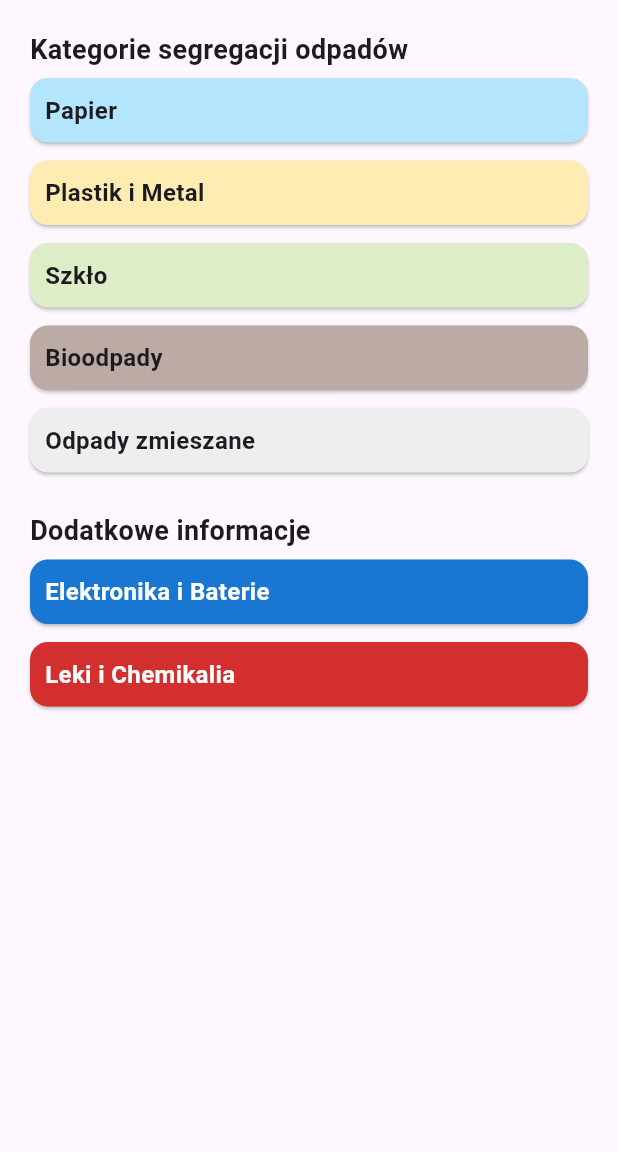
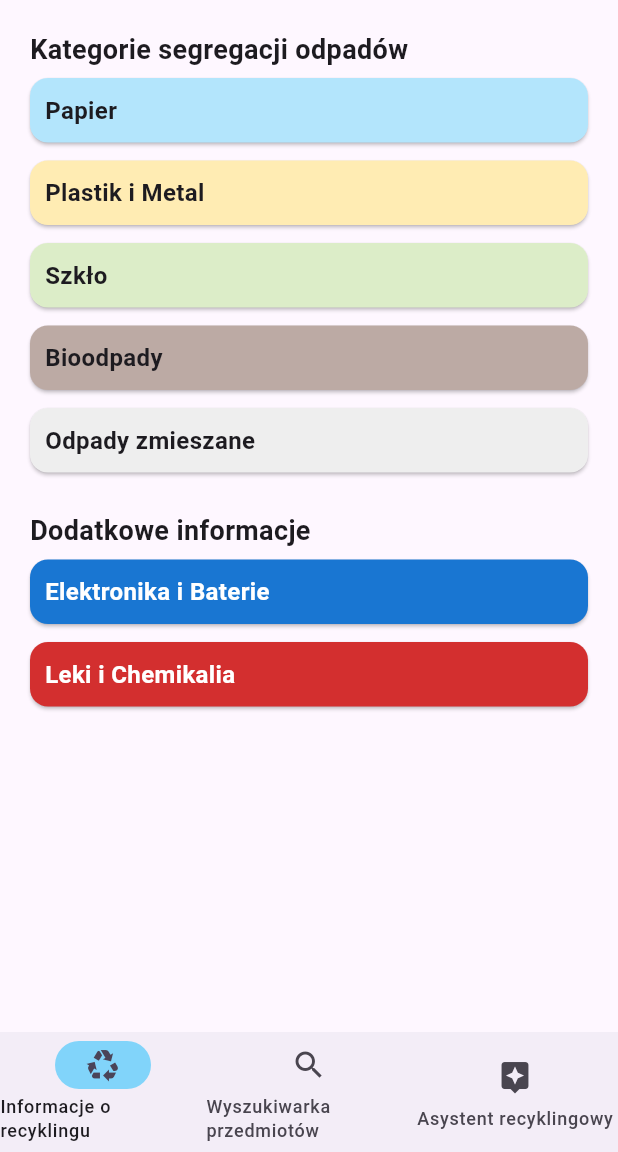
Before and after one commit to kubaplayer05/eco-sort, a Flutter app: the screen it shows after launch, on a phone screen of 412 x 824 dp, the part 84-1236 px from its top. Run offline on Flutter 3.47's test engine with Material 3 defaults, Android fonts, the phone set to English and light mode, and no system bars; our stand-ins replace flutter_riverpod, go_router, riverpod_annotation; generated files the repository leaves out were written again.

Commit message:
feat: add screens for recycling details for each category, bottom navigation, screen for listing products from rest api
- install riverpod
- create model and provider for products

```diff
--- a/client/analysis_options.yaml
+++ b/client/analysis_options.yaml
@@ -24,5 +24,9 @@ linter:
     # avoid_print: false  # Uncomment to disable the `avoid_print` rule
     # prefer_single_quotes: true  # Uncomment to enable the `prefer_single_quotes` rule
 
+
+analyzer:
+  plugins:
+    - custom_lint
 # Additional information about this file can be found at
 # https://dart.dev/guides/language/analysis-options
--- a/client/lib/main.dart
+++ b/client/lib/main.dart
@@ -1,8 +1,9 @@
-import 'package:client/screens/home.dart';
+import 'package:client/router.dart';
 import 'package:flutter/material.dart';
+import 'package:flutter_riverpod/flutter_riverpod.dart';
 
 void main() {
-  runApp(const MyApp());
+  runApp(const ProviderScope(child: MyApp()));
 }
 
 class MyApp extends StatelessWidget {
@@ -10,12 +11,9 @@ class MyApp extends StatelessWidget {
 
   @override
   Widget build(BuildContext context) {
-    return MaterialApp(
-        title: 'Flutter Demo',
-        theme: ThemeData(
-          colorScheme: ColorScheme.fromSeed(seedColor: Colors.deepPurple),
-          useMaterial3: true,
-        ),
-        home: const HomeScreen());
+    return MaterialApp.router(
+      title: 'Eco Sort',
+      routerConfig: router,
+    );
   }
 }
--- /dev/null
+++ b/client/lib/router.dart
@@ -0,0 +1,55 @@
+import 'package:client/screens/home.dart';
+import 'package:client/screens/recycling_categories/bio_details.dart';
+import 'package:client/screens/recycling_categories/glass_details.dart';
+import 'package:client/screens/recycling_categories/mixed_detailes.dart';
+import 'package:client/screens/recycling_categories/paper_details.dart';
+import 'package:client/screens/recycling_categories/plastic_details.dart';
+import 'package:client/screens/search.dart';
+import 'package:flutter/material.dart';
+import 'package:go_router/go_router.dart';
+
+GoRoute getTransitionGoRoute({
+  required String path,
+  required Widget Function(BuildContext, GoRouterState) pageBuilder,
+}) {
+  return GoRoute(
+    path: path,
+    pageBuilder: (context, state) => CustomTransitionPage<void>(
+      key: state.pageKey,
+      child: pageBuilder(context, state),
+      transitionDuration: const Duration(milliseconds: 150),
+      transitionsBuilder: (BuildContext context, Animation<double> animation,
+          Animation<double> secondaryAnimation, Widget child) {
+        return FadeTransition(
+          opacity: CurveTween(curve: Curves.easeInOut).animate(animation),
+          child: child,
+        );
+      },
+    ),
+  );
+}
+
+final router = GoRouter(routes: [
+  getTransitionGoRoute(
+      path: "/", pageBuilder: (context, state) => const HomeScreen()),
+  getTransitionGoRoute(
+      path: "/recycling-categories/paper",
+      pageBuilder: (context, state) => const PaperDetails()),
+  getTransitionGoRoute(
+      path: "/recycling-categories/plastic",
+      pageBuilder: (context, state) => const PlasticDetails()),
+  getTransitionGoRoute(
+      path: "/recycling-categories/glass",
+      pageBuilder: (context, state) => const GlassDetails()),
+  getTransitionGoRoute(
+      path: "/recycling-categories/bio",
+      pageBuilder: (context, state) => const BioDetails()),
+  getTransitionGoRoute(
+      path: "/recycling-categories/mixed",
+      pageBuilder: (context, state) => const MixedDetails()),
+  getTransitionGoRoute(
+      path: "/recycling-categories",
+      pageBuilder: (context, state) => const Placeholder()),
+  getTransitionGoRoute(
+      path: "/search", pageBuilder: (context, state) => const SearchScreen())
+]);
--- a/client/lib/screens/home.dart
+++ b/client/lib/screens/home.dart
@@ -1,6 +1,8 @@
 import 'package:client/widgets/recycle_category_card.dart';
 import 'package:client/widgets/shared_app_bar.dart';
+import 'package:client/widgets/shared_bottom_navbar.dart';
 import 'package:flutter/material.dart';
+import 'package:go_router/go_router.dart';
 
 class HomeScreen extends StatelessWidget {
   const HomeScreen({super.key});
@@ -9,6 +11,7 @@ class HomeScreen extends StatelessWidget {
   Widget build(BuildContext context) {
     return Scaffold(
       appBar: const SharedAppBar(),
+      bottomNavigationBar: const SharedBottomNavbar(),
       body: Padding(
         padding: const EdgeInsets.all(20.0),
         child: Column(
@@ -17,23 +20,55 @@ class HomeScreen extends StatelessWidget {
             const Text("Kategorie segregacji odpadów",
                 style: TextStyle(fontSize: 18, fontWeight: FontWeight.w600)),
             RecycleCategoryCard(
-                backgroundColor: Colors.lightBlue[100], title: "Papier"),
+              backgroundColor: Colors.lightBlue[100],
+              title: "Papier",
+              onTap: () {
+                context.go("/recycling-categories/paper");
+              },
+            ),
             RecycleCategoryCard(
-                backgroundColor: Colors.amber[100], title: "Plastik i Metal"),
+              backgroundColor: Colors.amber[100],
+              title: "Plastik i Metal",
+              onTap: () {
+                context.go("/recycling-categories/plastic");
+              },
+            ),
             RecycleCategoryCard(
-                backgroundColor: Colors.lightGreen[100], title: "Szkło"),
+              backgroundColor: Colors.lightGreen[100],
+              title: "Szkło",
+              onTap: () {
+                context.go("/recycling-categories/glass");
+              },
+            ),
             RecycleCategoryCard(
-                backgroundColor: Colors.brown[200], title: "Bioodpady"),
+              backgroundColor: Colors.brown[200],
+              title: "Bioodpady",
+              onTap: () {
+                context.go("/recycling-categories/bio");
+              },
+            ),
             RecycleCategoryCard(
-                backgroundColor: Colors.grey[200], title: "Odpady zmieszane"),
+              backgroundColor: Colors.grey[200],
+              title: "Odpady zmieszane",
+              onTap: () {
+                context.go("/recycling-categories/mixed");
+              },
+            ),
             const Padding(padding: EdgeInsets.symmetric(vertical: 10)),
             const Text("Dodatkowe informacje",
                 style: TextStyle(fontSize: 18, fontWeight: FontWeight.w600)),
             RecycleCategoryCard(
-                backgroundColor: Colors.blue[700], textColor: Colors.white,
-                title: "Elektronika i Baterie"),
+              backgroundColor: Colors.blue[700],
+              textColor: Colors.white,
+              title: "Elektronika i Baterie",
+              onTap: () {},
+            ),
             RecycleCategoryCard(
-                backgroundColor: Colors.red[700], textColor: Colors.white ,title: "Leki i Chemikalia"),
+              backgroundColor: Colors.red[700],
+              textColor: Colors.white,
+              title: "Leki i Chemikalia",
+              onTap: () {},
+            ),
           ],
         ),
       ),
--- a/client/lib/widgets/recycle_category_card.dart
+++ b/client/lib/widgets/recycle_category_card.dart
@@ -2,15 +2,22 @@ import 'package:flutter/material.dart';
 
 class RecycleCategoryCard extends StatelessWidget {
   const RecycleCategoryCard(
-      {required this.title, this.backgroundColor, this.textColor, super.key});
+      {required this.title,
+      this.backgroundColor,
+      this.textColor,
+      super.key,
+      required this.onTap});
 
   final Color? backgroundColor;
   final Color? textColor;
   final String title;
+  final void Function() onTap;
 
   @override
   Widget build(BuildContext context) {
-    return SizedBox(
+    return GestureDetector(
+      onTap: onTap,
+      child: SizedBox(
         width: double.infinity,
         child: Card(
           margin: const EdgeInsets.symmetric(vertical: 6),
@@ -24,6 +31,7 @@ class RecycleCategoryCard extends StatelessWidget {
             ),
           ),
         ),
+      ),
     );
   }
 }
--- a/client/lib/widgets/shared_app_bar.dart
+++ b/client/lib/widgets/shared_app_bar.dart
@@ -1,4 +1,5 @@
 import 'package:flutter/material.dart';
+import 'package:go_router/go_router.dart';
 
 class SharedAppBar extends StatelessWidget implements PreferredSizeWidget {
   const SharedAppBar({super.key});
@@ -7,9 +8,14 @@ class SharedAppBar extends StatelessWidget implements PreferredSizeWidget {
   Widget build(BuildContext context) {
     return AppBar(
       leading: const Icon(Icons.energy_savings_leaf_outlined),
-      title: const Text(
-        "Eco sort",
-        style: TextStyle(fontWeight: FontWeight.w700),
+      title: GestureDetector(
+        onTap: () {
+          context.go("/");
+        },
+        child: const Text(
+          "Eco sort",
+          style: TextStyle(fontWeight: FontWeight.w700),
+        ),
       ),
       backgroundColor: Colors.lightBlue[50],
     );
--- /dev/null
+++ b/client/lib/widgets/shared_bottom_navbar.dart
@@ -0,0 +1,43 @@
+import 'package:flutter/material.dart';
+import 'package:go_router/go_router.dart';
+
+class SharedBottomNavbar extends StatefulWidget {
+  const SharedBottomNavbar({super.key});
+
+  @override
+  State<SharedBottomNavbar> createState() => _SharedBottomNavbarState();
+}
+
+class _SharedBottomNavbarState extends State<SharedBottomNavbar> {
+  int currentPageIndex = 0;
+
+  @override
+  Widget build(BuildContext context) {
+    return NavigationBar(
+      destinations: const [
+        NavigationDestination(
+            icon: Icon(Icons.recycling), label: "Informacje o recyklingu"),
+        NavigationDestination(
+            icon: Icon(Icons.search), label: "Wyszukiwarka przedmiotów"),
+        NavigationDestination(
+            icon: Icon(Icons.assistant), label: "Asystent recyklingowy"),
+      ],
+      onDestinationSelected: (int index) {
+        setState(() {
+          currentPageIndex = index;
+        });
+
+        switch (index) {
+          case 0:
+            context.go("/");
+            break;
+          case 1:
+            context.go("/search");
+            break;
+        }
+      },
+      indicatorColor: Colors.lightBlue[200],
+      selectedIndex: currentPageIndex,
+    );
+  }
+}
```
Also changed, not shown: client/lib/models/product.dart (added, +29 -0 lines), client/lib/providers/product.dart (added, +27 -0 lines), client/lib/screens/recycling_categories/bio_details.dart (added, +40 -0 lines), client/lib/screens/recycling_categories/glass_details.dart (added, +39 -0 lines), client/lib/screens/recycling_categories/mixed_detailes.dart (added, +40 -0 lines), client/lib/screens/recycling_categories/paper_details.dart (added, +41 -0 lines), client/lib/screens/recycling_categories/plastic_details.dart (added, +40 -0 lines), client/lib/screens/recycling_categories/recycling_category.dart (added, +64 -0 lines), client/lib/screens/search.dart (added, +37 -0 lines), client/lib/widgets/recycling_details_card.dart (added, +49 -0 lines), client/pubspec.yaml (+8 -0 lines), client/lib/providers/product.g.dart (added), 1 other file. Lines whose indentation alone changed are shown as unchanged.
